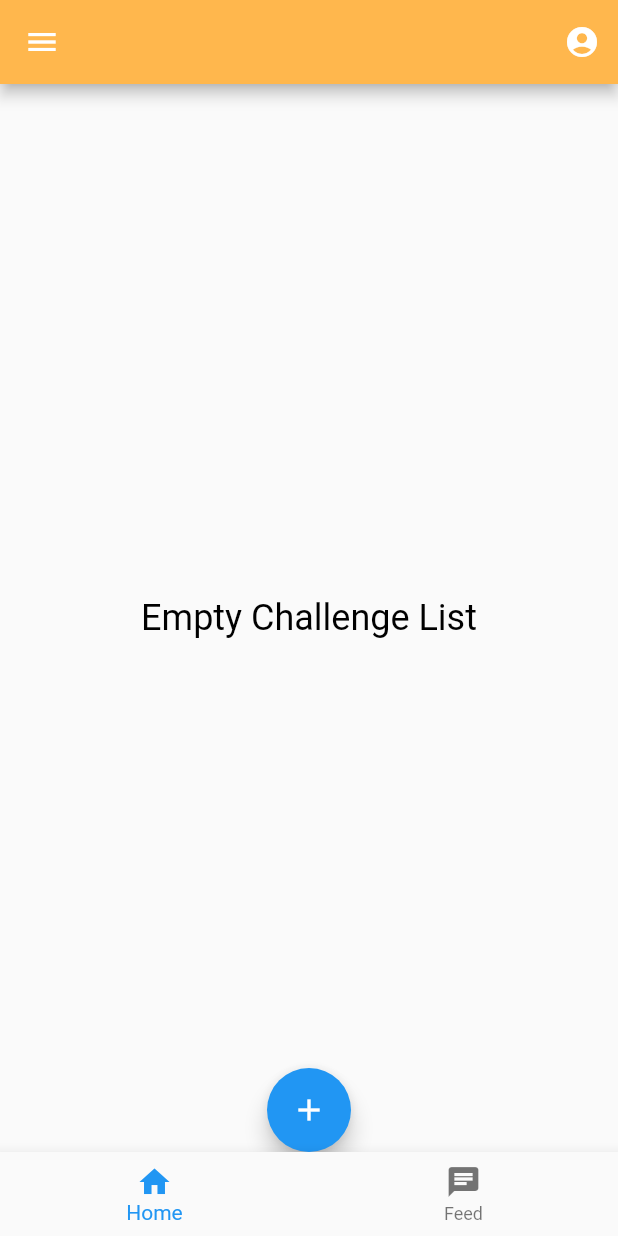
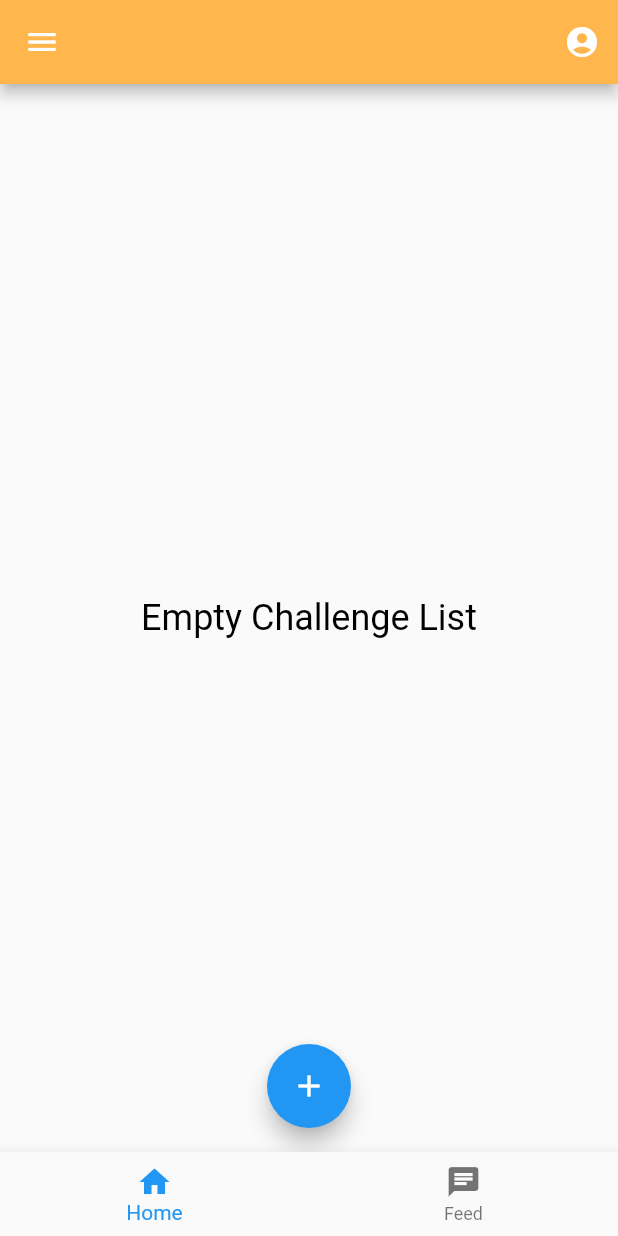
Before and after one commit to sdu-mp-21/daily-challenge-app-tracker, a Flutter app: the screen it shows after launch, on a phone screen of 412 x 824 dp. Run offline on Flutter 3.47's test engine with Material 2 defaults, Android fonts, the phone set to English and light mode, and no system bars; our stand-ins replace google_fonts, keyboard_dismisser, like_button, readmore, share, sqflite; accounts and stored records are empty.

Commit message:
checked code and changes positions

```diff
--- a/lib/ui/main_app/navigator.dart
+++ b/lib/ui/main_app/navigator.dart
@@ -13,7 +13,6 @@ class MainPage extends StatefulWidget {
 }
 
 class PageNavigatorState extends State<MainPage> {
-
   int _currentIndex = 0;
   final List _children = [
     const DisplayChallenges(),
--- a/lib/ui/pages/add_challenge.dart
+++ b/lib/ui/pages/add_challenge.dart
@@ -9,11 +9,12 @@ class CreateNewWidget extends StatefulWidget {
   String createTitle = "";
   int page = 0;
   static bool isCreateBtn = false;
-  CreateNewWidget.const0({Key? key}) : super(key: key);
 
-  CreateNewWidget.const1(
-      {Key? key, required this.page})
-      : super(key: key);
+  CreateNewWidget({
+    Key? key,
+    required this.page,
+  }) : super(key: key);
+
 
 
   @override
--- a/lib/ui/pages/display_challenges.dart
+++ b/lib/ui/pages/display_challenges.dart
@@ -17,41 +17,31 @@ class DisplayChallenges extends StatefulWidget {
 class _DisplayChallengesState extends State<DisplayChallenges> {
   late List<Challenge> challenges;
   bool isLoading = false;
-  final CreateNewWidget addWidget = CreateNewWidget.const0();
+  final CreateNewWidget addWidget = CreateNewWidget(page: 0,);
 
   @override
   void initState() {
     refreshNotes();
     super.initState();
-
   }
 
   @override
   void dispose() {
     ChallengeDatabase.instance.close();
-
     super.dispose();
   }
 
   Future refreshNotes() async {
     setState(() => isLoading = true);
-    // print('challenges');
-      challenges = await ChallengeDatabase.instance.challenges();
-      // print(this.challenges);
-    // print('challenges 2');
-
-
+    challenges = await ChallengeDatabase.instance.challenges();
     setState(() => isLoading = false);
   }
 
   @override
   Widget build(BuildContext context) {
-
     return Scaffold(
-      body: Center(
+        body: Center(
           // child: Text(Challenge(id:0, challengeTitle: 'name').toMap().toString()),
-
-
         child: isLoading
             ? const CircularProgressIndicator()
             : challenges.isEmpty
@@ -61,7 +51,7 @@ class _DisplayChallengesState extends State<DisplayChallenges> {
         )
             : buildChallenges(challenges),
       ),
-        floatingActionButtonLocation: FloatingActionButtonLocation.centerDocked,
+        floatingActionButtonLocation: FloatingActionButtonLocation.centerFloat,
         floatingActionButton: FloatingActionButton(
           tooltip: "Centre FAB",
           onPressed: () {
@@ -78,7 +68,7 @@ class _DisplayChallengesState extends State<DisplayChallenges> {
     );
   }
 
-  Widget buildChallenges(challenges) =>  StaggeredGridView.countBuilder(
+  Widget buildChallenges(challenges) => StaggeredGridView.countBuilder(
         padding: const EdgeInsets.all(8),
         itemCount: challenges.length,
         staggeredTileBuilder: (index) => const StaggeredTile.fit(2),
@@ -87,7 +77,6 @@ class _DisplayChallengesState extends State<DisplayChallenges> {
         crossAxisSpacing: 4,
         itemBuilder: (context, index) {
           final Challenge challenge = challenges[index];
-
           return GestureDetector(
             onTap: () async {
               await Navigator.of(context).push(MaterialPageRoute(
@@ -104,6 +93,4 @@ class _DisplayChallengesState extends State<DisplayChallenges> {
           );
         },
       );
-
-
 }
```
Also changed, not shown: 1 other file.
